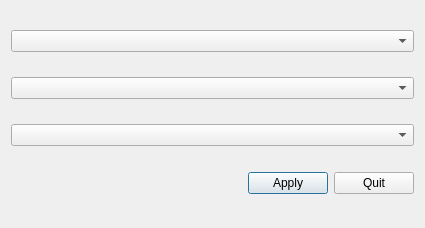
This is addie/ui/colorStyleSetup.ui in neutrons/addie as Qt 5 draws it before an edit. The edited form follows.
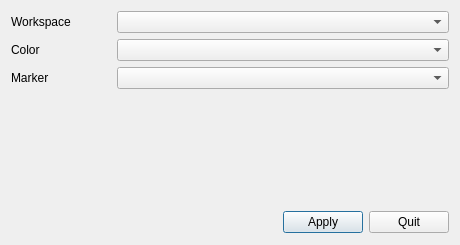
This is the edited form.

Patch:
```diff
--- a/addie/ui/colorStyleSetup.ui
+++ b/addie/ui/colorStyleSetup.ui
@@ -6,24 +6,76 @@
    <rect>
     <x>0</x>
     <y>0</y>
-    <width>425</width>
-    <height>228</height>
+    <width>460</width>
+    <height>245</height>
    </rect>
   </property>
   <property name="windowTitle">
    <string>Dialog</string>
   </property>
+  <layout class="QVBoxLayout" name="verticalLayout">
+   <item>
   <layout class="QGridLayout" name="gridLayout">
-   <item row="0" column="0" colspan="3">
+     <item row="0" column="0">
+      <widget class="QLabel" name="label">
+       <property name="minimumSize">
+        <size>
+         <width>100</width>
+         <height>0</height>
+        </size>
+       </property>
+       <property name="maximumSize">
+        <size>
+         <width>100</width>
+         <height>16777215</height>
+        </size>
+       </property>
+       <property name="text">
+        <string>Workspace</string>
+       </property>
+      </widget>
+     </item>
+     <item row="0" column="1">
     <widget class="QComboBox" name="comboBox_lines"/>
    </item>
-   <item row="1" column="0" colspan="3">
+     <item row="1" column="0">
+      <widget class="QLabel" name="label_2">
+       <property name="text">
+        <string>Color</string>
+       </property>
+      </widget>
+     </item>
+     <item row="1" column="1">
     <widget class="QComboBox" name="comboBox_color"/>
    </item>
-   <item row="2" column="0" colspan="3">
+     <item row="2" column="0">
+      <widget class="QLabel" name="label_3">
+       <property name="text">
+        <string>Marker</string>
+       </property>
+      </widget>
+     </item>
+     <item row="2" column="1">
     <widget class="QComboBox" name="comboBox_style"/>
    </item>
-   <item row="3" column="0">
+    </layout>
+   </item>
+   <item>
+    <spacer name="verticalSpacer">
+     <property name="orientation">
+      <enum>Qt::Vertical</enum>
+     </property>
+     <property name="sizeHint" stdset="0">
+      <size>
+       <width>20</width>
+       <height>40</height>
+      </size>
+     </property>
+    </spacer>
+   </item>
+   <item>
+    <layout class="QHBoxLayout" name="horizontalLayout">
+     <item>
     <spacer name="horizontalSpacer">
      <property name="orientation">
       <enum>Qt::Horizontal</enum>
@@ -36,19 +88,21 @@
      </property>
     </spacer>
    </item>
-   <item row="3" column="1">
+     <item>
     <widget class="QPushButton" name="pushButton_apply">
      <property name="text">
       <string>Apply</string>
      </property>
     </widget>
    </item>
-   <item row="3" column="2">
+     <item>
     <widget class="QPushButton" name="pushButton_quit">
      <property name="text">
       <string>Quit</string>
      </property>
     </widget>
+     </item>
+    </layout>
    </item>
   </layout>
  </widget>
```
Lines whose indentation alone changed are shown as unchanged.
